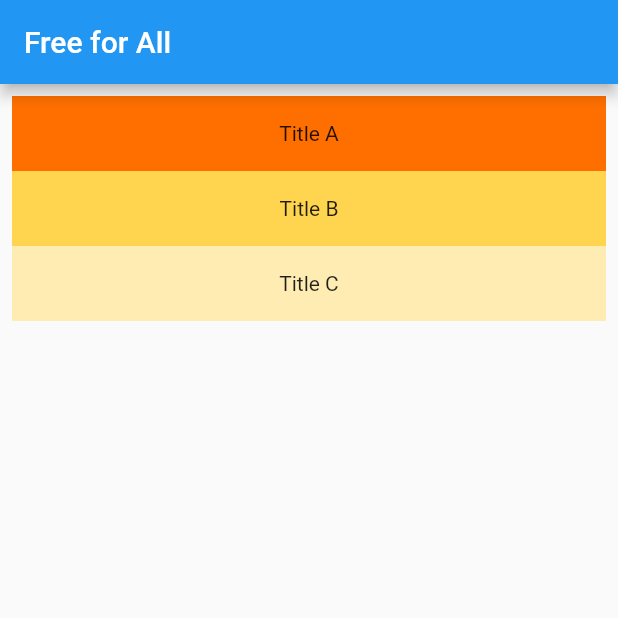
After one commit to roycocup/freeforall, a Flutter app: the screen it shows after launch, on a phone screen of 412 x 824 dp, the top half of it. The commit adds this screen. Run offline on Flutter 3.47's test engine with Material 2 defaults, Android fonts, the phone set to English and light mode, and no system bars.

Commit message:
trying to make it clever

```diff
--- a/lib/main.dart
+++ b/lib/main.dart
@@ -1,5 +1,5 @@
 import 'package:flutter/material.dart';
-import 'widgets/Item.dart';
+import 'widgets/DaList.dart';
 
 void main() {
   runApp(MyApp());
@@ -40,14 +40,7 @@ class _MyHomePageState extends State<MyHomePage> {
       appBar: AppBar(
         title: Text(widget.title),
       ),
-      body: ListView (
-        padding: const EdgeInsets.all(8),
-        children: <Widget> [
-          Item(title: "Title A", amberShade: 900),
-          Item(title: "Title B", amberShade: 300),
-          Item(title: "Title C", amberShade: 100),
-        ],
-      )
+      body: DaList()
     );
   }
 }
--- /dev/null
+++ b/lib/widgets/DaList.dart
@@ -0,0 +1,33 @@
+import 'package:flutter/cupertino.dart';
+import 'Item.dart';
+
+class DaList extends StatelessWidget {
+
+  Future<List<Map<String, String>>> getCollectionFrom(BuildContext context) async {
+    return (
+      [
+        {
+          'id': '1',
+          'title': 'this is title 1'
+        },
+        {
+          'id': '2',
+          'title': 'this is title 2'
+        },
+      ]
+    );
+  }
+
+  @override
+  Widget build(BuildContext context){
+    return ListView (
+      padding: const EdgeInsets.all(8),
+      children: <Widget> [
+        Item(title: "Title A", amberShade: 900),
+        Item(title: "Title B", amberShade: 300),
+        Item(title: "Title C", amberShade: 100),
+      ],
+    );
+  }
+
+}
```
